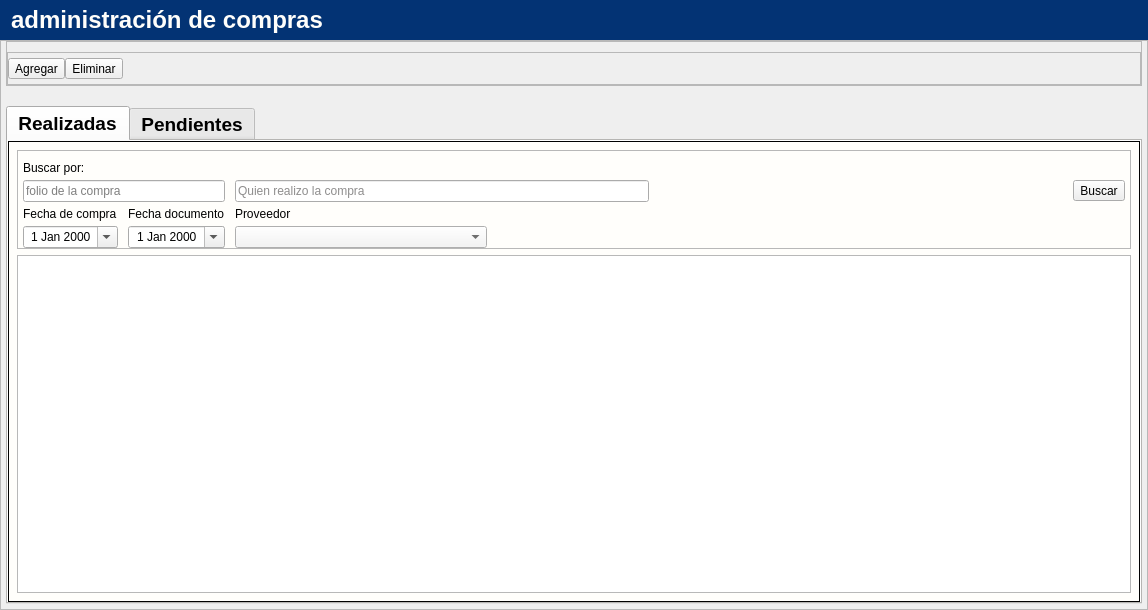
Above: app/View/UserInterfaceUi/UI_CONTROL_COMPRAS.ui from LAngelVp/software-punto-de-venta before the change. Below: the same form after it.
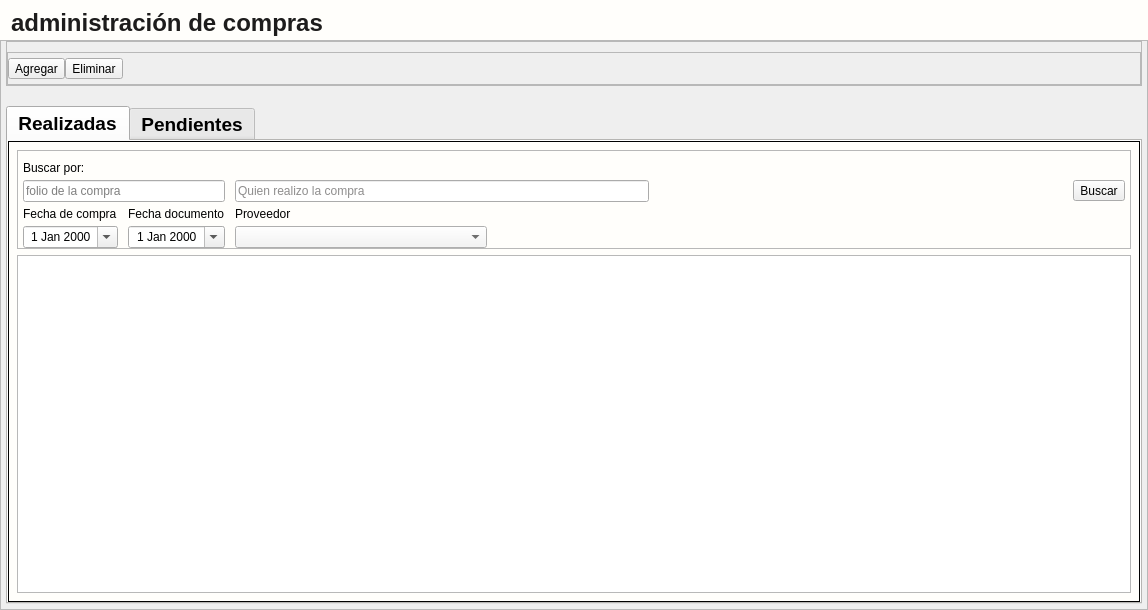
That is the form after the change. Icons and pictures are not drawn.

The edit to the form file:
```diff
--- a/app/View/UserInterfaceUi/UI_CONTROL_COMPRAS.ui
+++ b/app/View/UserInterfaceUi/UI_CONTROL_COMPRAS.ui
@@ -24,12 +24,14 @@
 margin-bottom:20px;
 }
 #label_wc_titulo_compras{
-background-color: rgb(3, 51, 116);
-color:#fffefb;
+color:#1d1c1c;
+background-color: #fffefb;
 font-size: 24px;
 font-weight: bold;
 padding-left: 5px;
 text-transform: uppercase;
+font-family: &quot;Arial&quot;;
+padding-top: 5px;
 }
 #tabla_listaempleados {
     border: 1px solid;
```
